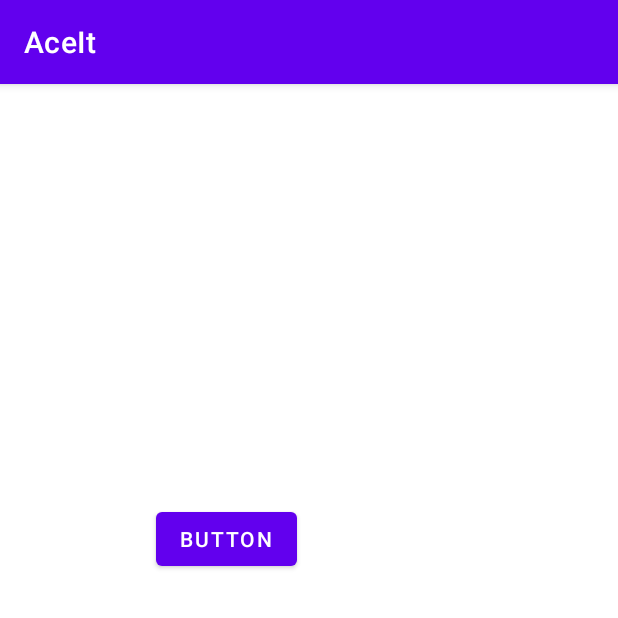
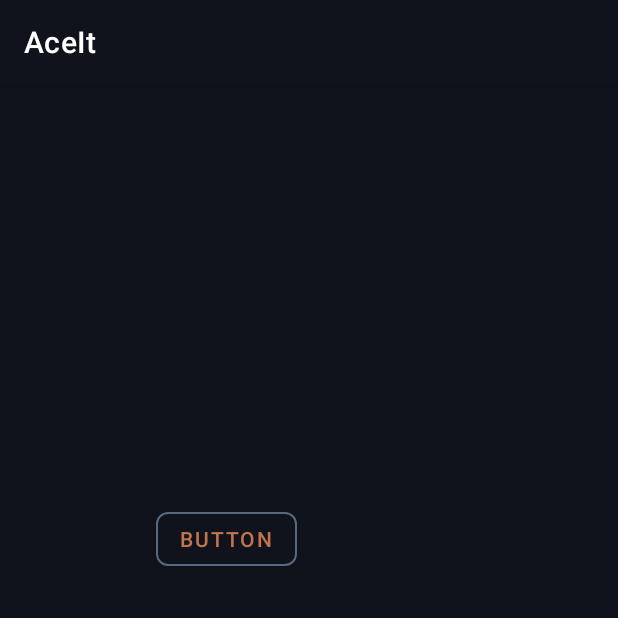
Before and after one commit to Alimalpara/AceIt, an Android app: the screen it shows after launch (SplashScreen), on a phone screen of 412 x 824 dp, the top half of it. Run offline under Robolectric (Android 15) with nearby library versions, the phone set to English and light mode, and no system bars; our stand-ins replace Firebase (no records; nobody signed in at launch, a user with empty details on screens opened directly).

Commit message:
Home ui done

```diff
--- a/app/src/main/java/com/android/aceit/Adapters/MainviewAdapter.java
+++ b/app/src/main/java/com/android/aceit/Adapters/MainviewAdapter.java
@@ -31,14 +31,14 @@ public class MainviewAdapter extends RecyclerView.Adapter<MyViewHolder> {
     @NonNull
     @Override
     public MyViewHolder onCreateViewHolder(@NonNull ViewGroup parent, int viewType) {
-        View view = LayoutInflater.from(context).inflate(R.layout.mainrvrow, parent, false);
+        View view = LayoutInflater.from(context).inflate(R.layout.list_for_main_recycler_view, parent, false);
         return new MyViewHolder(view);
     }
 
     @Override
     public void onBindViewHolder(@NonNull MyViewHolder holder, int position) {
         ChildData childData = childDataArrayList.get(position);
-        holder.maintv.setText(childData.getName());
+        holder.mainRecylerviewText.setText(childData.getName());
 
 
 
--- a/app/src/main/java/com/android/aceit/MyViewHolder.java
+++ b/app/src/main/java/com/android/aceit/MyViewHolder.java
@@ -12,7 +12,7 @@ import androidx.constraintlayout.widget.ConstraintLayout;
 import androidx.recyclerview.widget.RecyclerView;
 
 public class MyViewHolder extends RecyclerView.ViewHolder {
-    public TextView maintv;
+    public TextView mainRecylerviewText, maintv;
     public CheckBox checklist_checkBox;
     public TextView  checklist_textview,expand_title,expand_content;
     public Button expand_button;
@@ -29,6 +29,7 @@ public class MyViewHolder extends RecyclerView.ViewHolder {
         expand_title = itemView.findViewById(R.id.tvexpandLetterTitile);
         expand_content = itemView.findViewById(R.id.tvExpandLetterContent);
         expand_button = itemView.findViewById(R.id.btnexpandLetter);
+        mainRecylerviewText = itemView.findViewById(R.id.tvforrvMain);
 
         swipelayout = (ConstraintLayout) itemView.findViewById(R.id.cvChecklistSwipe);
 
--- a/app/src/main/res/layout/mainrvrow.xml
+++ b/app/src/main/res/layout/mainrvrow.xml
@@ -19,4 +19,5 @@
         app:layout_constraintEnd_toEndOf="parent"
         app:layout_constraintStart_toStartOf="parent"
         app:layout_constraintTop_toTopOf="parent" />
+
 </androidx.constraintlayout.widget.ConstraintLayout>
--- a/app/src/main/res/values-night/themes.xml
+++ /dev/null
@@ -1,16 +0,0 @@
-<resources xmlns:tools="http://schemas.android.com/tools">
-    <!-- Base application theme. -->
-    <style name="Theme.AceIt" parent="Theme.MaterialComponents.DayNight.DarkActionBar">
-        <!-- Primary brand color. -->
-        <item name="colorPrimary">@color/purple_200</item>
-        <item name="colorPrimaryVariant">@color/purple_700</item>
-        <item name="colorOnPrimary">@color/black</item>
-        <!-- Secondary brand color. -->
-        <item name="colorSecondary">@color/teal_200</item>
-        <item name="colorSecondaryVariant">@color/teal_200</item>
-        <item name="colorOnSecondary">@color/black</item>
-        <!-- Status bar color. -->
-        <item name="android:statusBarColor">?attr/colorPrimaryVariant</item>
-        <!-- Customize your theme here. -->
-    </style>
-</resources>
--- a/app/src/main/res/values/colors.xml
+++ b/app/src/main/res/values/colors.xml
@@ -8,4 +8,47 @@
     <color name="black">#FF000000</color>
     <color name="white">#FFFFFFFF</color>
 
+
+<!--    Personal color now-->
+    <!-- White -->
+
+
+    <!-- Dark Blue -->
+    <color name="background_color_for_home_views">#1B1D27</color>
+
+    <!-- Dark Brown -->
+    <color name="background_color_for_edittext">#180F08</color>
+
+    <!-- Dark Purple -->
+    <color name="dark_purple">#531249</color>
+
+    <!-- Light Brown -->
+    <color name="light_brown">#C3744E</color>
+
+
+    <!-- Gray -->
+    <color name="color_for_line">#707070</color>
+
+    <!-- Black -->
+    <color name="background_color_for_rv_apartmain">#000000</color>
+
+    <!-- Dark Blue (Alternate) -->
+    <color name="primary_color">#10131C</color>
+    <color name="primary_variant_1">#1B1D27</color>
+    <color name="primary_variant_2">#262935</color>
+    <color name="primary_variant_3">#30333F</color>
+
+    <color name="secondary_light">#32415C</color>
+    <color name="secondary_medium">#546A83</color>
+    <color name="secondary_dark">#76839F</color>
+
+<!--    Text colors-->
+    <color name="main_Text_color">#FFFFFFFF</color>
+    <color name="button_text_color">#C3744E</color>
+    <color name="section_heading_color">#C3744E</color>
+    <color name="hint_text_color">#546A83</color>
+
+<!--    Button styles-->
+    <color name="custom_button_text_color">#C3744E</color>
+    <color name="stroke_color_for_button">#546A83</color>
 </resources>
--- a/app/src/main/res/values/themes.xml
+++ b/app/src/main/res/values/themes.xml
@@ -1,17 +1,32 @@
 <resources xmlns:tools="http://schemas.android.com/tools">
     <!-- Base application theme. -->
-    <style name="Theme.AceIt" parent="Theme.MaterialComponents.DayNight.DarkActionBar">
+    <style name="Theme.AceIt" parent="Theme.MaterialComponents.Light.DarkActionBar">
         <!-- Primary brand color. -->
-        <item name="colorPrimary">@color/purple_500</item>
-        <item name="colorPrimaryVariant">@color/purple_700</item>
+        <item name="colorPrimary">@color/primary_color</item>
+        <item name="colorPrimaryVariant">@color/primary_variant_1</item>
         <item name="colorOnPrimary">@color/white</item>
+
         <!-- Secondary brand color. -->
-        <item name="colorSecondary">@color/teal_200</item>
-        <item name="colorSecondaryVariant">@color/teal_700</item>
+        <item name="colorSecondary">@color/secondary_light</item>
+        <item name="colorSecondaryVariant">@color/secondary_dark</item>
         <item name="colorOnSecondary">@color/black</item>
+
         <!-- Status bar color. -->
         <item name="android:statusBarColor">?attr/colorPrimaryVariant</item>
-        <!-- Customize your theme here. -->
+        <!-- Set activity background color -->
+        <item name="android:windowBackground">@color/primary_color</item>
+
+<!--        button style default-->
+        <item name="materialButtonStyle">@style/CustomMaterialButton</item>
+
+<!--        text view default-->
+        <item name="android:textViewStyle">@style/CustomTextViewStyle</item>
+
+<!--        Edit text style default-->
+        <item name="android:editTextStyle">@style/CustomEditTextTheme</item>
+
+
+
     </style>
 
     <style name="checkBoxStyle" parent="Theme.MaterialComponents.DayNight.DarkActionBar">
@@ -21,4 +36,38 @@
         <item name="colorAccent">@android:color/holo_orange_dark</item>
         <item name="android:textColorSecondary">#F6EBEB</item><!--uncheked box color -->
     </style>
+
+<!--    for buttons-->
+    <style name="CustomMaterialButton" parent="Widget.MaterialComponents.Button">
+        <item name="cornerRadius">8dp</item>
+        <item name="android:textColor">@color/custom_button_text_color</item>
+        <item name="strokeColor">@color/stroke_color_for_button</item>
+        <item name="strokeWidth">1dp</item>
+        <!-- Other custom attributes for the button style -->
+    </style>
+<!--    For text view-->
+    <style name="CustomTextViewStyle" parent="Widget.MaterialComponents.TextView">
+        <item name="android:textColor">@color/main_Text_color</item>
+        <item name="android:textColorHint">@color/secondary_light</item>
+        <item name="android:textColorLink">@color/secondary_dark</item>
+        <item name="android:textColorHighlight">@color/black</item>
+    </style>
+
+<!--    for edit text-->
+    <style name="CustomEditTextTheme" parent="Widget.AppCompat.EditText">
+        <!-- Background color -->
+        <item name="android:background">@color/background_color_for_edittext</item>
+
+        <!-- Text color -->
+        <item name="android:textColor">@color/main_Text_color</item>
+
+        <!-- Hint color -->
+        <item name="android:textColorHint">@color/hint_text_color</item>
+
+
+    </style>
+
+
+
+
 </resources>
```
Also changed, not shown: app/src/main/java/com/android/aceit/Activities/MainActivity.java (+7 -3 lines), app/src/main/res/layout/activity_main.xml (+28 -67 lines).
